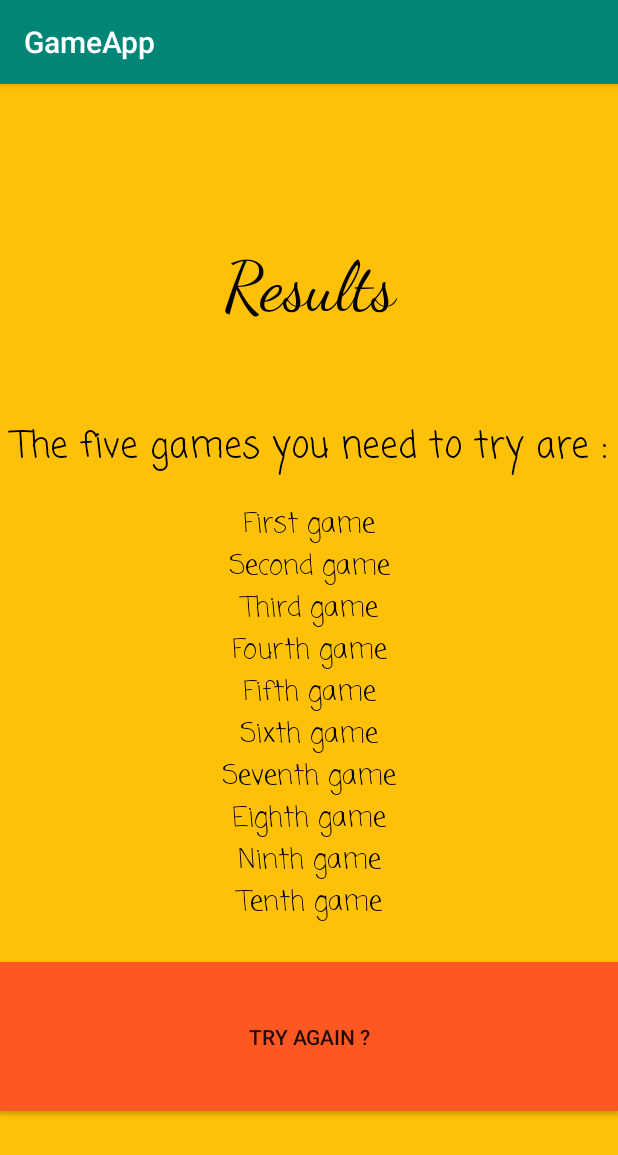
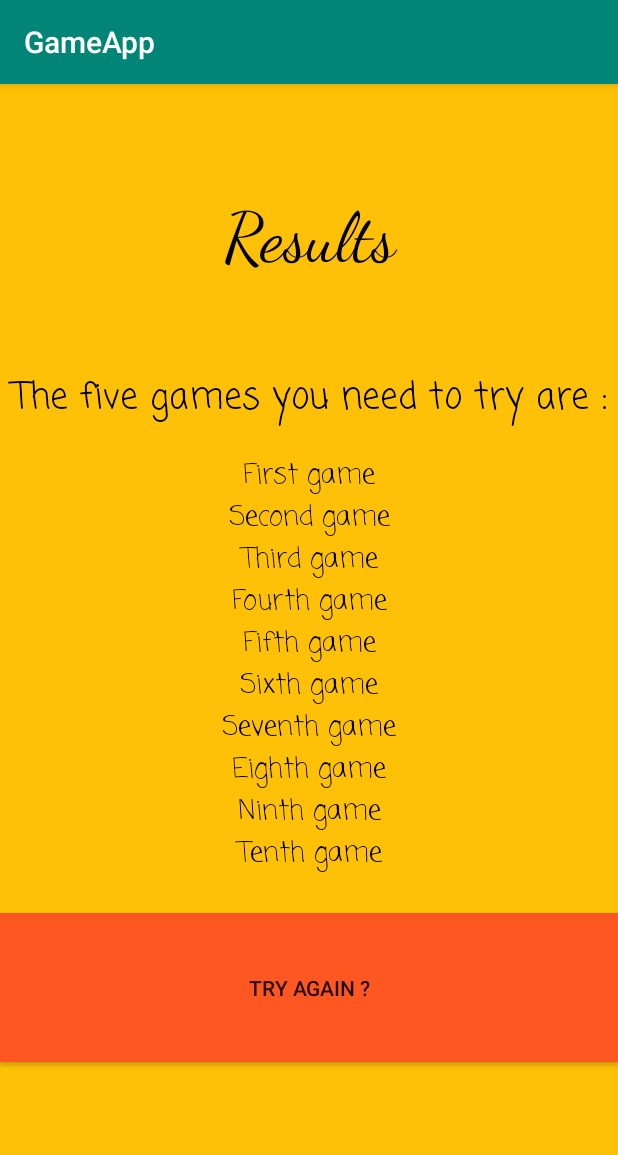
Before and after one commit to Angelina0121/GameApp4, an Android app: the Final_result screen opened directly, with no data from a screen before it, on a phone screen of 412 x 824 dp. Shown: the top 1155 px of the screen. Run offline under Robolectric (Android 15) with nearby library versions, the phone set to English and light mode, and no system bars.

Commit message:
change fourth page style

```diff
--- a/app/src/main/res/layout/activity_final_result.xml
+++ b/app/src/main/res/layout/activity_final_result.xml
@@ -14,7 +14,7 @@
 
         <Space
             android:layout_width="match_parent"
-            android:layout_height="108dp" />
+            android:layout_height="75dp" />
 
         <TextView
             android:id="@+id/textView"
```
